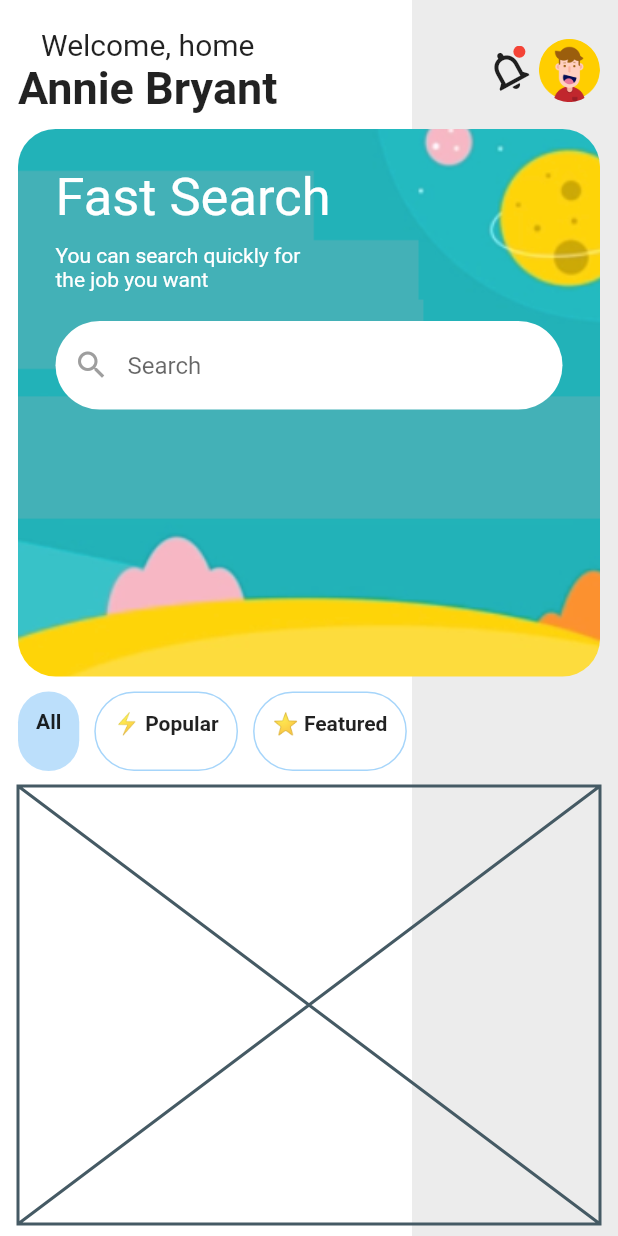
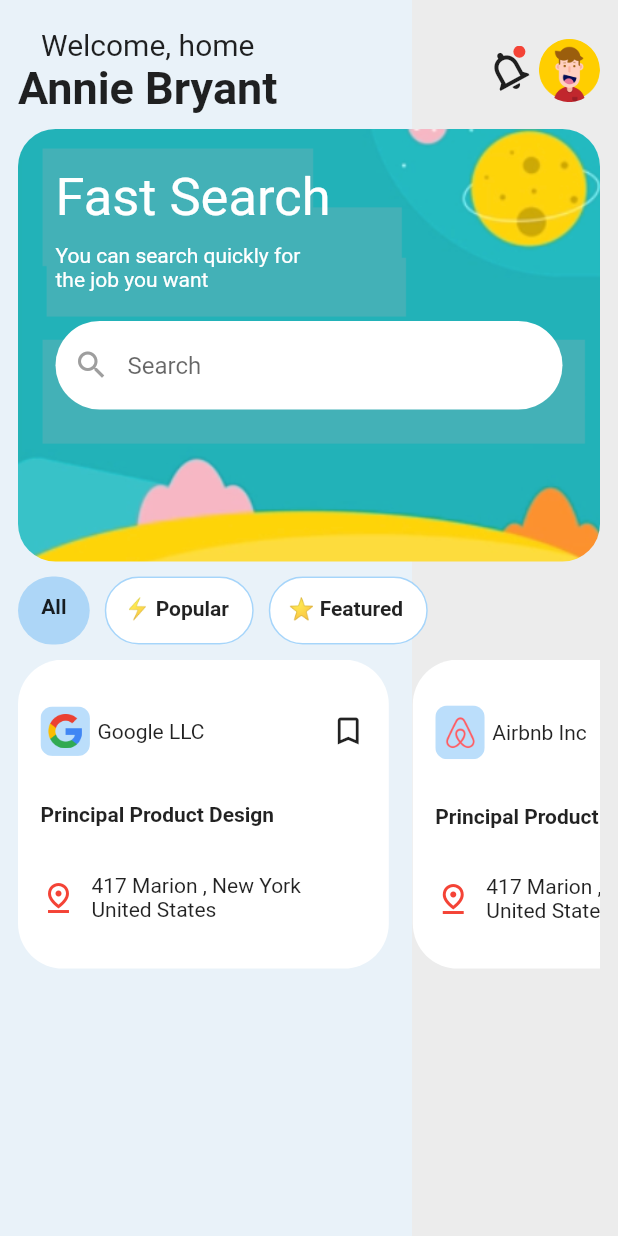
Before and after one commit to aacfahim/flutter-misc, a Flutter app: the screen it shows after launch, on a phone screen of 412 x 824 dp. Run offline on Flutter 3.47's test engine with Material 2 defaults, Android fonts, the phone set to English and light mode, and no system bars; our stand-ins replace google_fonts.

Commit message:
features added

```diff
--- a/job_search/lib/screens/home.dart
+++ b/job_search/lib/screens/home.dart
@@ -12,13 +12,14 @@ class Home extends StatelessWidget {
     return SafeArea(
       child: Scaffold(
           resizeToAvoidBottomInset: false,
+          //backgroundColor: Colors.white.withOpacity(0.95),
           body: Stack(children: [
             Row(
               children: [
                 Expanded(
                     flex: 2,
                     child: Container(
-                      color: Colors.white,
+                      color: Colors.blue.withOpacity(0.08),
                       height: double.infinity,
                     )),
                 Expanded(
--- /dev/null
+++ b/job_search/lib/screens/job_item.dart
@@ -0,0 +1,60 @@
+import "package:flutter/material.dart";
+import 'package:job_search/screens/jobs.dart';
+import 'package:job_search/screens/model/job.dart';
+
+class JobItem extends StatelessWidget {
+  final JobList? jobItem;
+  const JobItem({this.jobItem});
+
+  @override
+  Widget build(BuildContext context) {
+    return Container(
+      padding: const EdgeInsets.symmetric(horizontal: 15),
+      width: MediaQuery.of(context).size.width * 0.6,
+      decoration: BoxDecoration(
+        borderRadius: BorderRadius.circular(30.0),
+        color: Colors.white,
+      ),
+      child: Column(
+        crossAxisAlignment: CrossAxisAlignment.start,
+        mainAxisAlignment: MainAxisAlignment.spaceEvenly,
+        children: [
+          Row(
+            children: [
+              companyLogo(context),
+              SizedBox(width: 5),
+              Text(jobItem!.company),
+              Spacer(),
+              Icon(Icons.bookmark_outline),
+            ],
+          ),
+          Text(jobItem!.title, style: TextStyle(fontWeight: FontWeight.bold)),
+          Row(
+            children: [
+              Icon(Icons.pin_drop_outlined, color: Colors.red),
+              SizedBox(width: 10),
+              Text(jobItem!.location),
+            ],
+          )
+        ],
+      ),
+    );
+  }
+
+  ClipRRect companyLogo(BuildContext context) {
+    return ClipRRect(
+      borderRadius: BorderRadius.circular(8.0),
+      child: Container(
+        decoration: BoxDecoration(
+          color: Colors.blue[100],
+        ),
+        width: MediaQuery.of(context).size.width * 0.08,
+        //height: MediaQuery.of(context).size.height * 0.06,
+        child: Padding(
+          padding: const EdgeInsets.all(5.0),
+          child: Image.asset(jobItem!.logoUrl),
+        ),
+      ),
+    );
+  }
+}
--- a/job_search/lib/screens/job_search.dart
+++ b/job_search/lib/screens/job_search.dart
@@ -6,11 +6,9 @@ class JobSearch extends StatelessWidget {
   @override
   Widget build(BuildContext context) {
     return Container(
-      child: Expanded(
-          flex: 5,
       child: Container(
         padding: EdgeInsets.all(25.0),
-            height: MediaQuery.of(context).size.height * 0.5,
+        height: MediaQuery.of(context).size.height * 0.35,
         width: MediaQuery.of(context).size.width,
         decoration: BoxDecoration(
             image: DecorationImage(
@@ -40,7 +38,7 @@ class JobSearch extends StatelessWidget {
             )
           ],
         ),
-          )),
+      ),
     );
   }
 }
--- a/job_search/lib/screens/jobs.dart
+++ b/job_search/lib/screens/jobs.dart
@@ -1,12 +1,35 @@
 import "package:flutter/material.dart";
+import 'package:job_search/screens/job_details.dart';
+import 'package:job_search/screens/job_item.dart';
+import 'package:job_search/screens/model/job.dart';
 
 class Jobs extends StatelessWidget {
-  const Jobs({Key? key}) : super(key: key);
+  Jobs({Key? key}) : super(key: key);
+
+  final jobList = JobList.generateJobs();
 
   @override
   Widget build(BuildContext context) {
     return Container(
-      child: Expanded(flex: 4, child: Placeholder()),
+      height: MediaQuery.of(context).size.height * 0.25,
+      width: MediaQuery.of(context).size.width,
+      child: ListView.separated(
+          scrollDirection: Axis.horizontal,
+          itemCount: jobList.length,
+          itemBuilder: (context, index) {
+            return GestureDetector(
+                onTap: () => showModalBottomSheet(
+                    isScrollControlled: true,
+                    backgroundColor: Colors.transparent,
+                    context: context,
+                    builder: (context) {
+                      return JobDetails(jobList[index]);
+                    }),
+                child: JobItem(jobItem: jobList[index]));
+          },
+          separatorBuilder: (_, index) {
+            return SizedBox(width: 16);
+          }),
     );
   }
 }
--- /dev/null
+++ b/job_search/lib/screens/model/job.dart
@@ -0,0 +1,59 @@
+class JobList {
+  final String company;
+  final String logoUrl;
+  bool isMark;
+  final String title;
+  final String location;
+  final String time;
+  final List<String> req;
+  JobList(this.company, this.logoUrl, this.isMark, this.title, this.location,
+      this.time, this.req);
+  static List<JobList> generateJobs() {
+    return [
+      JobList(
+        'Google LLC',
+        'assets/images/google_logo.png',
+        false,
+        'Principal Product Design',
+        '417 Marion , New York\nUnited States',
+        'Full Time',
+        [
+          'Bachelors degree in industrial design, manufacturing, engineering, or a related field.',
+          'A creative eye, good imagination, and vision.',
+          'A firm grasp of market trends and consumer preferences.',
+          'Practical experience using computer-aided design software.',
+          'Good technical and IT skills.'
+        ],
+      ),
+      JobList(
+        'Airbnb Inc',
+        'assets/images/airbnb_logo.png',
+        false,
+        'Principal Product Design',
+        '417 Marion , New York\nUnited States',
+        'Full Time',
+        [
+          'Bachelors degree in industrial design, manufacturing, engineering, or a related field',
+          'A creative eye, good imagination, and vision',
+          'A firm grasp of market trends and consumer preferences',
+          'Practical experience using computer-aided design software',
+          'Good technical and IT skills'
+        ],
+      ),
+      JobList(
+        'Linkedin',
+        'assets/images/linkedin_logo.png',
+        false,
+        'Principal Product Design',
+        '417 Marion , New York\nUnited States',
+        'Full Time',
+        [
+          'A creative eye, good imagination, and vision',
+          'A firm grasp of market trends and consumer preferences',
+          'Practical experience using computer-aided design software',
+          'Good technical and IT skills'
+        ],
+      ),
+    ];
+  }
+}
--- a/job_search/lib/screens/tag_list.dart
+++ b/job_search/lib/screens/tag_list.dart
@@ -9,19 +9,18 @@ class TagList extends StatefulWidget {
 
 class _TagListState extends State<TagList> {
   List<String> tags = [
-    "All",
-    "⚡ Popular",
-    "⭐ Featured",
+    " All ",
+    "⚡ Popular ",
+    "⭐ Featured ",
   ];
 
   int selected = 0;
 
   @override
   Widget build(BuildContext context) {
-    return Expanded(
-        flex: 1,
-        child: Container(
+    return Container(
       margin: EdgeInsets.symmetric(vertical: 10),
+      height: MediaQuery.of(context).size.height * .055,
       child: ListView.separated(
           scrollDirection: Axis.horizontal,
           itemCount: tags.length,
@@ -54,6 +53,6 @@ class _TagListState extends State<TagList> {
           separatorBuilder: (context, index) {
             return SizedBox(width: 10);
           }),
-        ));
+    );
   }
 }
```
Also changed, not shown: job_search/lib/screens/job_details.dart (added, +107 -0 lines). Lines whose indentation alone changed are shown as unchanged.
